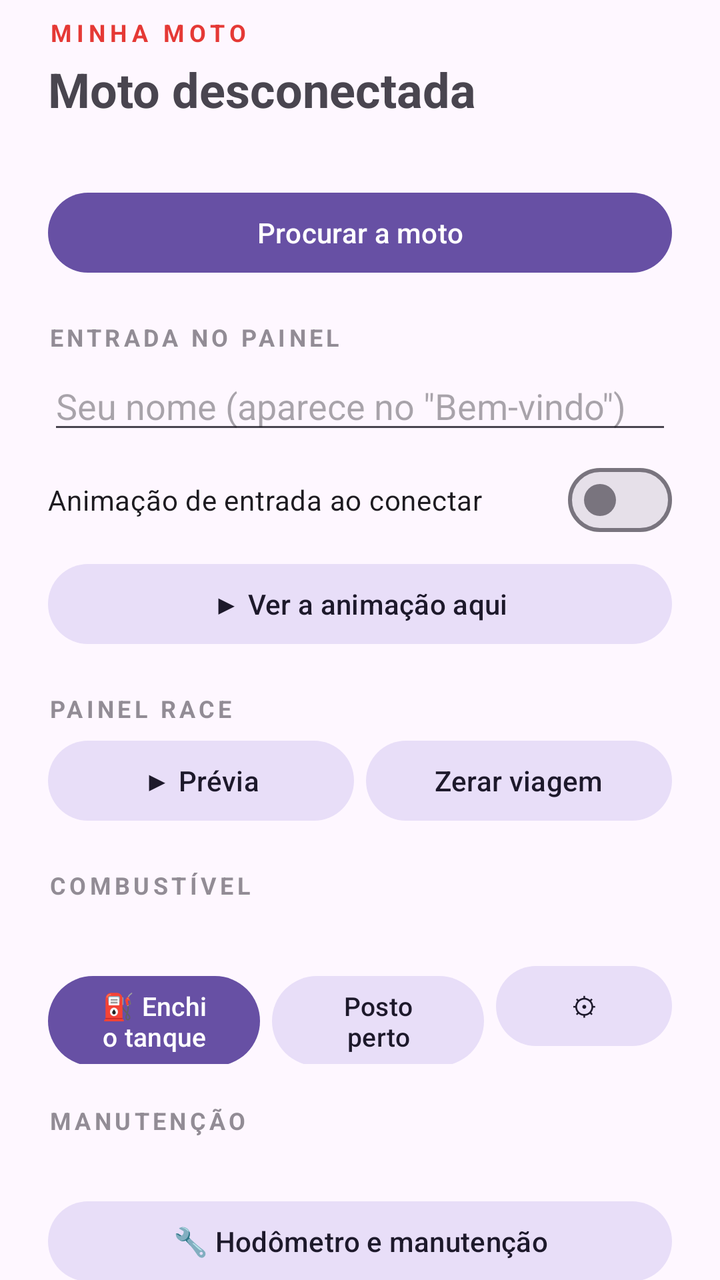
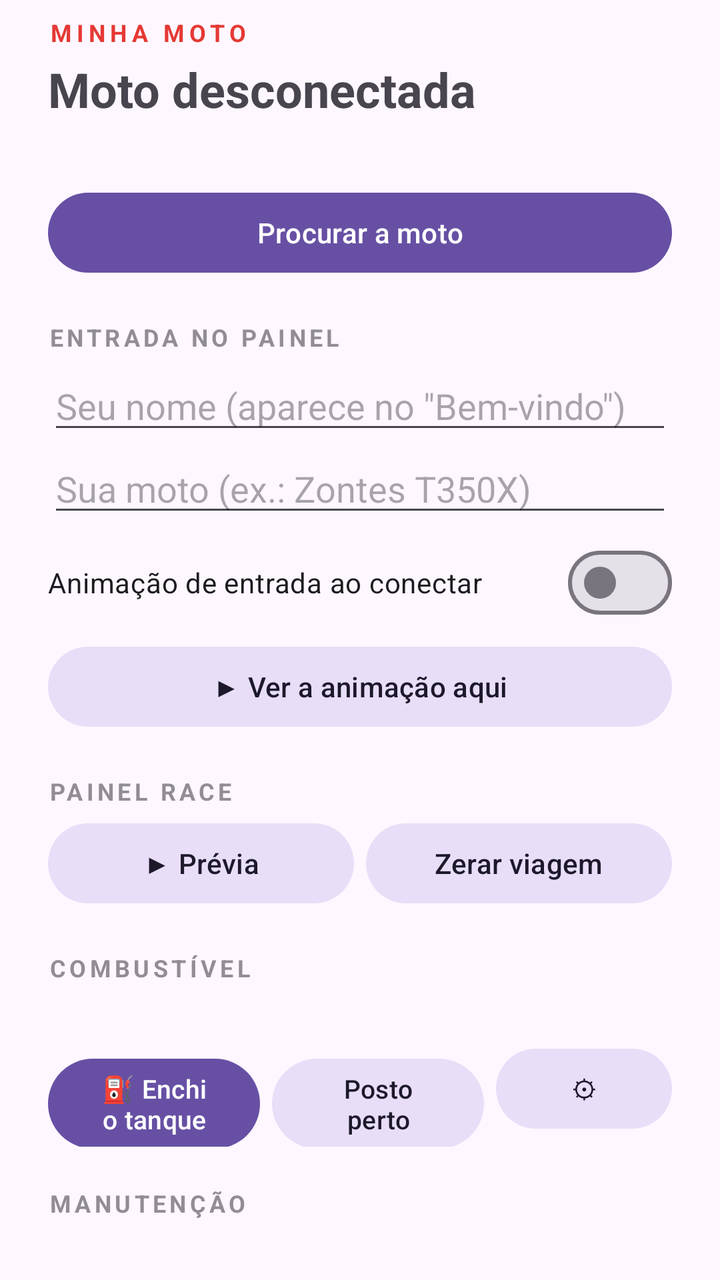

Screens rendered from an Android XML layout before and after an edit, with the pre-edit source and the edit as a unified diff.
<!-- AndroidManifest.xml: application theme Theme.MotoNav -->
<!-- res/layout/sheet_moto.xml -->
<?xml version="1.0" encoding="utf-8"?>
<androidx.core.widget.NestedScrollView xmlns:android="http://schemas.android.com/apk/res/android"
    xmlns:app="http://schemas.android.com/apk/res-auto"
    android:layout_width="match_parent"
    android:layout_height="wrap_content">

    <LinearLayout
        android:layout_width="match_parent"
        android:layout_height="wrap_content"
        android:orientation="vertical"
        android:paddingStart="24dp"
        android:paddingTop="8dp"
        android:paddingEnd="24dp"
        android:paddingBottom="24dp">

        <TextView
            android:layout_width="wrap_content"
            android:layout_height="wrap_content"
            android:text="MINHA MOTO"
            android:letterSpacing="0.2"
            android:textColor="#E53935"
            android:textSize="12sp"
            android:textStyle="bold" />

        <TextView
            android:id="@+id/sheetState"
            android:layout_width="match_parent"
            android:layout_height="wrap_content"
            android:layout_marginTop="4dp"
            android:text="Moto desconectada"
            android:textSize="24sp"
            android:textStyle="bold" />

        <TextView
            android:id="@+id/sheetDetail"
            android:layout_width="match_parent"
            android:layout_height="wrap_content"
            android:layout_marginTop="2dp"
            android:alpha="0.7"
            android:textSize="13sp" />

        <Button
            android:id="@+id/sheetConnect"
            style="@style/Widget.Material3.Button"
            android:layout_width="match_parent"
            android:layout_height="wrap_content"
            android:layout_marginTop="12dp"
            android:text="Procurar a moto" />

        <TextView
            android:layout_width="wrap_content"
            android:layout_height="wrap_content"
            android:layout_marginTop="20dp"
            android:text="ENTRADA NO PAINEL"
            android:letterSpacing="0.15"
            android:alpha="0.6"
            android:textSize="12sp"
            android:textStyle="bold" />

        <EditText
            android:id="@+id/sheetRider"
            android:layout_width="match_parent"
            android:layout_height="wrap_content"
            android:layout_marginTop="4dp"
            android:hint="Seu nome (aparece no &quot;Bem-vindo&quot;)"
            android:importantForAutofill="no"
            android:inputType="textPersonName|textCapWords"
            android:maxLength="16"
            android:maxLines="1" />

        <com.google.android.material.materialswitch.MaterialSwitch
            android:id="@+id/sheetIntro"
            android:layout_width="match_parent"
            android:layout_height="wrap_content"
            android:layout_marginTop="4dp"
            android:text="Animação de entrada ao conectar" />

        <Button
            android:id="@+id/sheetPreview"
            style="@style/Widget.Material3.Button.TonalButton"
            android:layout_width="match_parent"
            android:layout_height="wrap_content"
            android:layout_marginTop="4dp"
            android:text="▶ Ver a animação aqui" />

        <TextView
            android:layout_width="wrap_content"
            android:layout_height="wrap_content"
            android:layout_marginTop="20dp"
            android:text="PAINEL RACE"
            android:letterSpacing="0.15"
            android:alpha="0.6"
            android:textSize="12sp"
            android:textStyle="bold" />

        <LinearLayout
            android:layout_width="match_parent"
            android:layout_height="wrap_content"
            android:layout_marginTop="4dp"
            android:orientation="horizontal">

            <Button
                android:id="@+id/sheetRacePreview"
                style="@style/Widget.Material3.Button.TonalButton"
                android:layout_width="0dp"
                android:layout_height="wrap_content"
                android:layout_marginEnd="6dp"
                android:layout_weight="1"
                android:text="▶ Prévia" />

            <Button
                android:id="@+id/sheetResetTrip"
                style="@style/Widget.Material3.Button.TonalButton"
                android:layout_width="0dp"
                android:layout_height="wrap_content"
                android:layout_weight="1"
                android:text="Zerar viagem" />
        </LinearLayout>

        <TextView
            android:layout_width="wrap_content"
            android:layout_height="wrap_content"
            android:layout_marginTop="20dp"
            android:text="COMBUSTÍVEL"
            android:letterSpacing="0.15"
            android:alpha="0.6"
            android:textSize="12sp"
            android:textStyle="bold" />

        <TextView
            android:id="@+id/sheetFuel"
            android:layout_width="match_parent"
            android:layout_height="wrap_content"
            android:layout_marginTop="4dp"
            android:textSize="15sp" />

        <LinearLayout
            android:layout_width="match_parent"
            android:layout_height="wrap_content"
            android:layout_marginTop="4dp"
            android:orientation="horizontal">

            <Button
                android:id="@+id/sheetRefuel"
                style="@style/Widget.Material3.Button"
                android:layout_width="0dp"
                android:layout_height="wrap_content"
                android:layout_marginEnd="6dp"
                android:layout_weight="1"
                android:text="⛽ Enchi o tanque"
                android:textSize="13sp" />

            <Button
                android:id="@+id/sheetStation"
                style="@style/Widget.Material3.Button.TonalButton"
                android:layout_width="0dp"
                android:layout_height="wrap_content"
                android:layout_marginEnd="6dp"
                android:layout_weight="1"
                android:text="Posto perto"
                android:textSize="13sp" />

            <Button
                android:id="@+id/sheetFuelCfg"
                style="@style/Widget.Material3.Button.TonalButton"
                android:layout_width="wrap_content"
                android:layout_height="wrap_content"
                android:text="⚙"
                android:textSize="13sp" />
        </LinearLayout>

        <TextView
            android:layout_width="wrap_content"
            android:layout_height="wrap_content"
            android:layout_marginTop="20dp"
            android:text="MANUTENÇÃO"
            android:letterSpacing="0.15"
            android:alpha="0.6"
            android:textSize="12sp"
            android:textStyle="bold" />

        <TextView
            android:id="@+id/sheetMaint"
            android:layout_width="match_parent"
            android:layout_height="wrap_content"
            android:layout_marginTop="4dp"
            android:textSize="15sp" />

        <Button
            android:id="@+id/sheetMaintBtn"
            style="@style/Widget.Material3.Button.TonalButton"
            android:layout_width="match_parent"
            android:layout_height="wrap_content"
            android:layout_marginTop="4dp"
            android:text="🔧 Hodômetro e manutenção" />

        <TextView
            android:layout_width="wrap_content"
            android:layout_height="wrap_content"
            android:layout_marginTop="20dp"
            android:text="VIAGENS"
            android:letterSpacing="0.15"
            android:alpha="0.6"
            android:textSize="12sp"
            android:textStyle="bold" />

        <Button
            android:id="@+id/sheetTrips"
            style="@style/Widget.Material3.Button.TonalButton"
            android:layout_width="match_parent"
            android:layout_height="wrap_content"
            android:layout_marginTop="4dp"
            android:text="📒 Minhas viagens" />

        <TextView
            android:layout_width="wrap_content"
            android:layout_height="wrap_content"
            android:layout_marginTop="20dp"
            android:text="MAPA DO PAINEL À NOITE"
            android:letterSpacing="0.15"
            android:alpha="0.6"
            android:textSize="12sp"
            android:textStyle="bold" />

        <com.google.android.material.button.MaterialButtonToggleGroup
            android:id="@+id/sheetNight"
            android:layout_width="match_parent"
            android:layout_height="wrap_content"
            android:layout_marginTop="4dp"
            app:selectionRequired="true"
            app:singleSelection="true">

            <Button
                android:id="@+id/nightAuto"
                style="@style/Widget.Material3.Button.OutlinedButton"
                android:layout_width="0dp"
                android:layout_height="wrap_content"
                android:layout_weight="1"
                android:text="Automático" />

            <Button
                android:id="@+id/nightDay"
                style="@style/Widget.Material3.Button.OutlinedButton"
                android:layout_width="0dp"
                android:layout_height="wrap_content"
                android:layout_weight="1"
                android:text="☀ Claro" />

            <Button
                android:id="@+id/nightNight"
                style="@style/Widget.Material3.Button.OutlinedButton"
                android:layout_width="0dp"
                android:layout_height="wrap_content"
                android:layout_weight="1"
                android:text="🌙 Escuro" />
        </com.google.android.material.button.MaterialButtonToggleGroup>

        <TextView
            android:layout_width="wrap_content"
            android:layout_height="wrap_content"
            android:layout_marginTop="20dp"
            android:text="MÚSICA NO PAINEL"
            android:letterSpacing="0.15"
            android:alpha="0.6"
            android:textSize="12sp"
            android:textStyle="bold" />

        <Button
            android:id="@+id/sheetMusic"
            style="@style/Widget.Material3.Button.TonalButton"
            android:layout_width="match_parent"
            android:layout_height="wrap_content"
            android:layout_marginTop="4dp"
            android:text="🎵 Mostrar a música (Spotify) no painel" />

        <com.google.android.material.materialswitch.MaterialSwitch
            android:id="@+id/sheetMessages"
            android:layout_width="match_parent"
            android:layout_height="wrap_content"
            android:layout_marginTop="4dp"
            android:text="💬 Avisar mensagens no painel (só o nome de quem mandou)" />

        <TextView
            android:layout_width="wrap_content"
            android:layout_height="wrap_content"
            android:layout_marginTop="20dp"
            android:text="SEGURANÇA"
            android:letterSpacing="0.15"
            android:alpha="0.6"
            android:textSize="12sp"
            android:textStyle="bold" />

        <Button
            android:id="@+id/sheetCrash"
            style="@style/Widget.Material3.Button.TonalButton"
            android:layout_width="match_parent"
            android:layout_height="wrap_content"
            android:layout_marginTop="4dp"
            android:text="🆘 Detecção de queda" />

        <Button
            android:id="@+id/sheetTomTom"
            style="@style/Widget.Material3.Button.TonalButton"
            android:layout_width="match_parent"
            android:layout_height="wrap_content"
            android:layout_marginTop="16dp"
            android:text="🗝 Chave TomTom (trânsito e incidentes)" />

        <TextView
            android:layout_width="wrap_content"
            android:layout_height="wrap_content"
            android:layout_marginTop="20dp"
            android:text="AJUDA"
            android:letterSpacing="0.15"
            android:alpha="0.6"
            android:textSize="12sp"
            android:textStyle="bold" />

        <Button
            android:id="@+id/sheetReport"
            style="@style/Widget.Material3.Button.TonalButton"
            android:layout_width="match_parent"
            android:layout_height="wrap_content"
            android:layout_marginTop="4dp"
            android:text="📤 Enviar relatório (quando algo não funcionar)" />

        <Button
            android:id="@+id/sheetWizard"
            style="@style/Widget.Material3.Button.TonalButton"
            android:layout_width="match_parent"
            android:layout_height="wrap_content"
            android:layout_marginTop="4dp"
            android:text="🧭 Assistente de configuração" />

        <Button
            android:id="@+id/sheetUpdate"
            style="@style/Widget.Material3.Button.TonalButton"
            android:layout_width="match_parent"
            android:layout_height="wrap_content"
            android:layout_marginTop="4dp"
            android:text="🔄 Procurar atualização" />

        <Button
            android:id="@+id/sheetDiag"
            style="@style/Widget.Material3.Button.TextButton"
            android:layout_width="wrap_content"
            android:layout_height="wrap_content"
            android:layout_gravity="center_horizontal"
            android:layout_marginTop="16dp"
            android:alpha="0.6"
            android:text="Diagnóstico e pareamento"
            android:textSize="12sp" />
    </LinearLayout>
</androidx.core.widget.NestedScrollView>
<!-- resources referenced by this layout -->
<resources>
  <style name="Theme.MotoNav" parent="Base.Theme.MotoNav" />
  <style name="Base.Theme.MotoNav" parent="Theme.Material3.DayNight.NoActionBar">
          
          
      </style>
</resources>

<!-- the commit's change to res/layout/sheet_moto.xml (unified diff, before → after) -->
@@ -68,6 +68,16 @@
             android:maxLength="16"
             android:maxLines="1" />
 
+        <EditText
+            android:id="@+id/sheetBike"
+            android:layout_width="match_parent"
+            android:layout_height="wrap_content"
+            android:hint="Sua moto (ex.: Zontes T350X)"
+            android:importantForAutofill="no"
+            android:inputType="textCapWords"
+            android:maxLength="40"
+            android:maxLines="1" />
+
         <com.google.android.material.materialswitch.MaterialSwitch
             android:id="@+id/sheetIntro"
             android:layout_width="match_parent"
@@ -315,6 +325,13 @@
             android:alpha="0.6"
             android:textSize="12sp"
             android:textStyle="bold" />
+
+        <com.google.android.material.materialswitch.MaterialSwitch
+            android:id="@+id/sheetCompat"
+            android:layout_width="match_parent"
+            android:layout_height="wrap_content"
+            android:layout_marginTop="4dp"
+            android:text="Avisar o suporte qual moto conectou (1ª vez com cada painel)" />
 
         <Button
             android:id="@+id/sheetReport"
